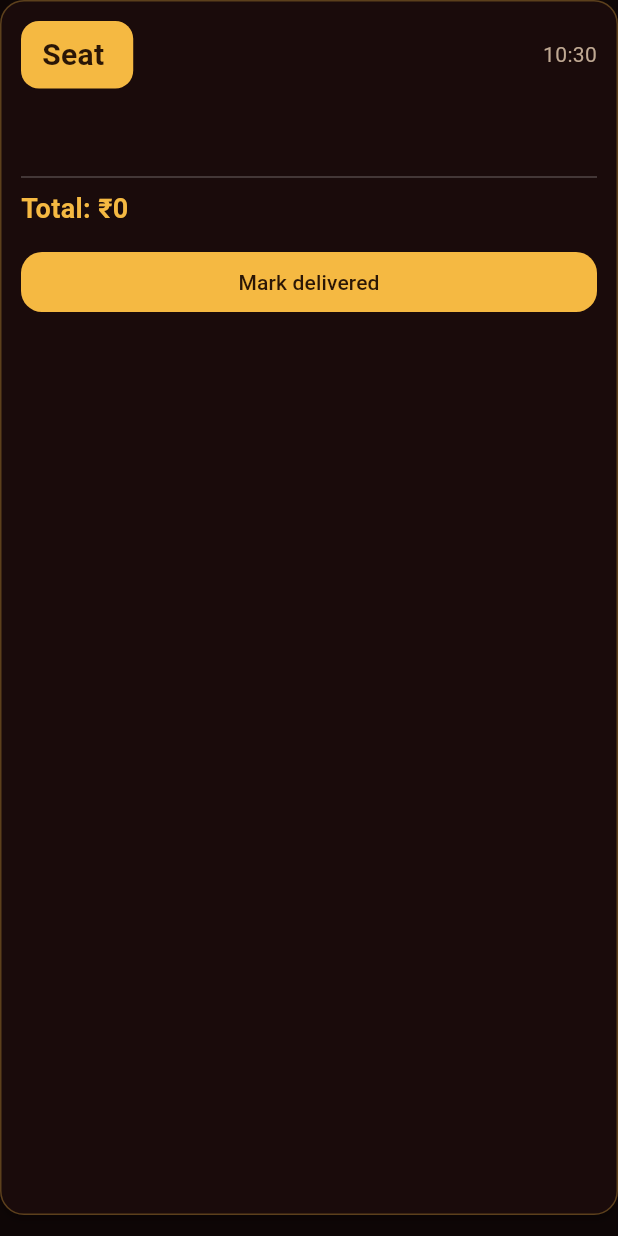
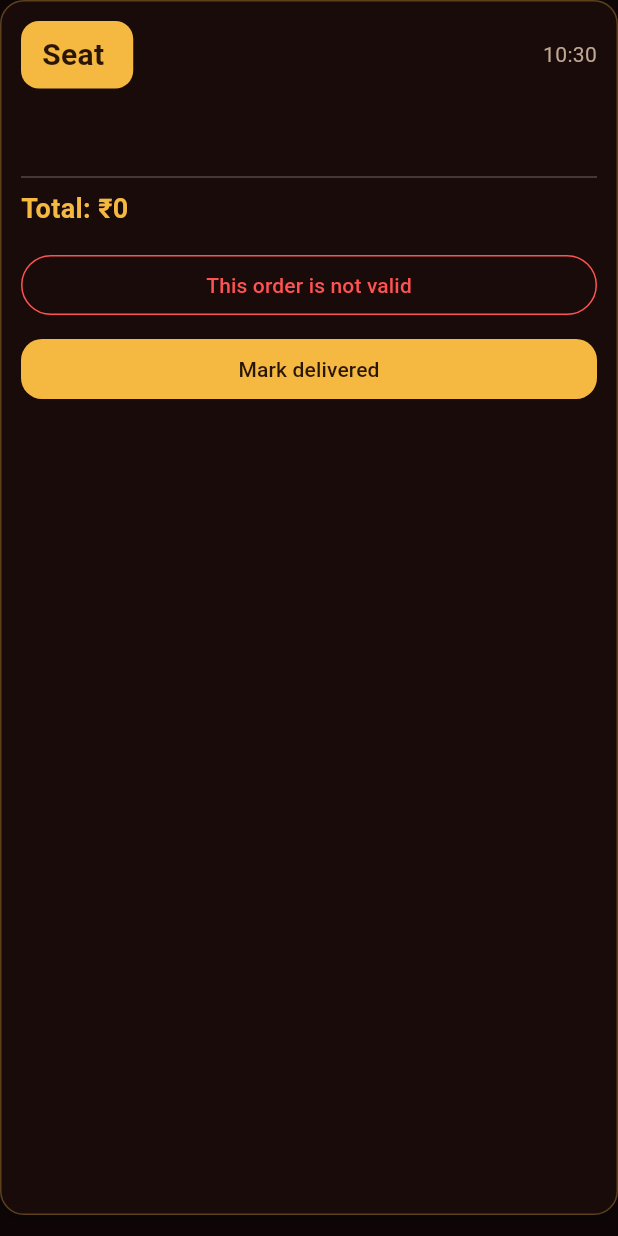
Before and after one commit to mjoopersonal-debug/Shafaz-Grand-Canteen, a Flutter app: the _OrderCard widget shown alone on an empty page, opened directly with empty values, after a tap on "Mark delivered", on a phone screen of 412 x 824 dp. Run offline on Flutter 3.47's test engine with Material 3 defaults, Android fonts, the phone set to English and light mode, and no system bars; our stand-ins replace cloud_firestore, firebase_auth, firebase_core, image_picker, permission_handler; missing offline and left inert: alarm, flutter_foreground_task; accounts and stored records are empty.

Commit message:
Refactor orders_screen.dart for improved readability

```diff
--- a/lib/orders_screen.dart
+++ b/lib/orders_screen.dart
@@ -60,17 +60,21 @@ class OrdersScreen extends StatelessWidget {
                 .snapshots(),
             builder: (context, snap) {
               if (snap.hasError) {
-                return Center(child: Padding(
-                  padding: const EdgeInsets.all(20),
-                  child: Text('Error: ${snap.error}', textAlign: TextAlign.center),
-                ));
+                return Center(
+                  child: Padding(
+                    padding: const EdgeInsets.all(20),
+                    child: Text('Error: ${snap.error}', textAlign: TextAlign.center),
+                  ),
+                );
               }
               if (!snap.hasData) return const Center(child: CircularProgressIndicator());
               final docs = snap.data!.docs.toList()
                 ..sort((a, b) => _timeOf(b.data() as Map<String, dynamic>)
                     .compareTo(_timeOf(a.data() as Map<String, dynamic>)));
               if (docs.isEmpty) {
-                return const Center(child: Text('No pending orders', style: TextStyle(color: mutedCol, fontSize: 16)));
+                return const Center(
+                  child: Text('No pending orders', style: TextStyle(color: mutedCol, fontSize: 16)),
+                );
               }
               return ListView.builder(
                 padding: const EdgeInsets.all(12),
@@ -85,13 +89,20 @@ class OrdersScreen extends StatelessWidget {
   }
 }
 
-class _OrderCard extends StatelessWidget {
+class _OrderCard extends StatefulWidget {
   final QueryDocumentSnapshot doc;
   final Map<String, Uint8List?> photos;
   const _OrderCard({required this.doc, required this.photos});
 
+  @override
+  State<_OrderCard> createState() => _OrderCardState();
+}
+
+class _OrderCardState extends State<_OrderCard> {
+  bool _busy = false;
+
   Widget _itemRow(Map<String, dynamic> it) {
-    final photo = photos[it['id']];
+    final photo = widget.photos[it['id']];
     final cold = it['cold'];
     final free = (it['freeQty'] as num?)?.toInt() ?? 0;
     final syrups = (it['syrups'] as List?)?.map((e) => e.toString()).toList() ?? const <String>[];
@@ -118,8 +129,10 @@ class _OrderCard extends StatelessWidget {
             child: Column(
               crossAxisAlignment: CrossAxisAlignment.start,
               children: [
-                Text(it['name'].toString(),
-                    style: const TextStyle(color: textCol, fontSize: 16, fontWeight: FontWeight.w600)),
+                Text(
+                  it['name'].toString(),
+                  style: const TextStyle(color: textCol, fontSize: 16, fontWeight: FontWeight.w600),
+                ),
                 if (syrups.isNotEmpty)
                   Text(
                     'Syrups: ${syrups.join(', ')}',
@@ -145,20 +158,107 @@ class _OrderCard extends StatelessWidget {
                     ),
                   ),
                 if (free > 0)
-                  Text('$free FREE (Shafaz Points)',
-                      style: const TextStyle(color: Colors.greenAccent, fontSize: 13, fontWeight: FontWeight.bold)),
+                  Text(
+                    '$free FREE (Shafaz Points)',
+                    style: const TextStyle(color: Colors.greenAccent, fontSize: 13, fontWeight: FontWeight.bold),
+                  ),
               ],
             ),
           ),
-          Text('x${it['qty']}', style: const TextStyle(color: gold, fontSize: 18, fontWeight: FontWeight.bold)),
+          Text(
+            'x${it['qty']}',
+            style: const TextStyle(color: gold, fontSize: 18, fontWeight: FontWeight.bold),
+          ),
         ],
       ),
     );
   }
 
+  Future<void> _markInvalid(BuildContext context, Map<String, dynamic> d) async {
+    final pickup = (d['pickupNo'] ?? '').toString();
+    final ok = await showDialog<bool>(
+      context: context,
+      builder: (ctx) => AlertDialog(
+        title: const Text('This order is not valid?'),
+        content: Text(
+          pickup.isNotEmpty
+              ? 'Mark order $pickup as not valid? It will be cancelled and no Shafaz Points will be added.'
+              : 'Mark this order as not valid? It will be cancelled and no Shafaz Points will be added.',
+        ),
+        actions: [
+          TextButton(onPressed: () => Navigator.pop(ctx, false), child: const Text('Cancel')),
+          FilledButton(
+            style: FilledButton.styleFrom(backgroundColor: Colors.redAccent),
+            onPressed: () => Navigator.pop(ctx, true),
+            child: const Text('Yes, not valid'),
+          ),
+        ],
+      ),
+    );
+    if (ok != true || !mounted) return;
+
+    setState(() => _busy = true);
+    try {
+      await widget.doc.reference.update({
+        'status': 'Invalid',
+        'invalidAt': FieldValue.serverTimestamp(),
+      });
+    } catch (e) {
+      if (mounted) {
+        ScaffoldMessenger.of(context).showSnackBar(SnackBar(content: Text('Error: $e')));
+      }
+    } finally {
+      if (mounted) setState(() => _busy = false);
+    }
+  }
+
+  Future<void> _markDelivered(BuildContext context, Map<String, dynamic> d) async {
+    setState(() => _busy = true);
+    try {
+      final uid = (d['uid'] ?? '').toString();
+      final earned = (d['pointsEarned'] as num?)?.toInt() ?? 0;
+
+      await FirebaseFirestore.instance.runTransaction((tx) async {
+        final fresh = await tx.get(widget.doc.reference);
+        if (!fresh.exists) return;
+        final data = fresh.data() as Map<String, dynamic>;
+        if (data['status'] == 'Delivered') return;
+
+        if (uid.isNotEmpty && earned > 0) {
+          final custRef = FirebaseFirestore.instance.collection('customers').doc(uid);
+          final custSnap = await tx.get(custRef);
+          final curPts = custSnap.exists
+              ? ((custSnap.data() as Map<String, dynamic>)['points'] as num?)?.toInt() ?? 0
+              : 0;
+          final nextPts = (curPts + earned).clamp(0, 1000000);
+          tx.set(
+            custRef,
+            {
+              'name': (data['name'] ?? '').toString().characters.take(60).toString(),
+              'email': (data['email'] ?? '').toString().characters.take(100).toString(),
+              'points': nextPts,
+            },
+            SetOptions(merge: true),
+          );
+        }
+
+        tx.update(widget.doc.reference, {
+          'status': 'Delivered',
+          'deliveredAt': FieldValue.serverTimestamp(),
+        });
+      });
+    } catch (e) {
+      if (mounted) {
+        ScaffoldMessenger.of(context).showSnackBar(SnackBar(content: Text('Error: $e')));
+      }
+    } finally {
+      if (mounted) setState(() => _busy = false);
+    }
+  }
+
   @override
   Widget build(BuildContext context) {
-    final d = doc.data() as Map<String, dynamic>;
+    final d = widget.doc.data() as Map<String, dynamic>;
     final seat = (d['seat'] ?? '').toString();
     final pickup = (d['pickupNo'] ?? '').toString();
     final who = (d['name'] ?? '').toString();
@@ -186,8 +286,10 @@ class _OrderCard extends StatelessWidget {
                 Container(
                   padding: const EdgeInsets.symmetric(horizontal: 14, vertical: 8),
                   decoration: BoxDecoration(color: gold, borderRadius: BorderRadius.circular(12)),
-                  child: Text('Seat $seat',
-                      style: const TextStyle(color: Color(0xFF2A1606), fontSize: 20, fontWeight: FontWeight.bold)),
+                  child: Text(
+                    'Seat $seat',
+                    style: const TextStyle(color: Color(0xFF2A1606), fontSize: 20, fontWeight: FontWeight.bold),
+                  ),
                 ),
                 const Spacer(),
                 Text(timeText, style: const TextStyle(color: mutedCol)),
@@ -204,8 +306,10 @@ class _OrderCard extends StatelessWidget {
                 margin: const EdgeInsets.only(top: 8),
                 padding: const EdgeInsets.symmetric(horizontal: 10, vertical: 5),
                 decoration: BoxDecoration(color: Colors.green, borderRadius: BorderRadius.circular(10)),
-                child: Text('FREE POPCORN · $used points used',
-                    style: const TextStyle(color: Colors.white, fontWeight: FontWeight.bold, fontSize: 13)),
+                child: Text(
+                  'FREE POPCORN · $used points used',
+                  style: const TextStyle(color: Colors.white, fontWeight: FontWeight.bold, fontSize: 13),
+                ),
               ),
             const SizedBox(height: 12),
             for (final raw in items) _itemRow(raw as Map<String, dynamic>),
@@ -214,7 +318,10 @@ class _OrderCard extends StatelessWidget {
               Text('Delivery boy tip: ₹$tip', style: const TextStyle(color: textCol, fontSize: 14)),
             Text('Total: ₹$total', style: const TextStyle(color: gold, fontSize: 18, fontWeight: FontWeight.bold)),
             if (earned > 0)
-              Text('Customer earned $earned Shafaz Points', style: const TextStyle(color: mutedCol, fontSize: 12)),
+              Text(
+                'Points on delivery: +$earned Shafaz Points',
+                style: const TextStyle(color: mutedCol, fontSize: 12),
+              ),
             if (pay != null) ...[
               const SizedBox(height: 10),
               const Text('Payment screenshot (tap to view)', style: TextStyle(color: mutedCol, fontSize: 12)),
@@ -227,14 +334,24 @@ class _OrderCard extends StatelessWidget {
                 ),
               ),
             ],
-            const SizedBox(height: 12),
+            const SizedBox(height: 14),
+            SizedBox(
+              width: double.infinity,
+              child: OutlinedButton(
+                style: OutlinedButton.styleFrom(
+                  foregroundColor: Colors.redAccent,
+                  side: const BorderSide(color: Colors.redAccent),
+                ),
+                onPressed: _busy ? null : () => _markInvalid(context, d),
+                child: const Text('This order is not valid'),
+              ),
+            ),
+            const SizedBox(height: 8),
             SizedBox(
               width: double.infinity,
               child: FilledButton(
-                onPressed: () async {
-                  await doc.reference.update({'status': 'Delivered'});
-                },
-                child: const Text('Mark delivered'),
+                onPressed: _busy ? null : () => _markDelivered(context, d),
+                child: Text(_busy ? 'Please wait...' : 'Mark delivered'),
               ),
             ),
           ],
```
